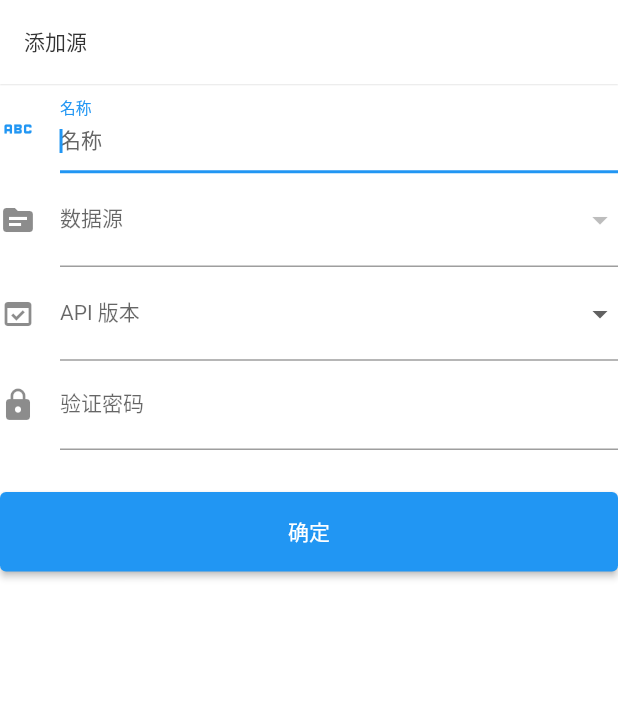
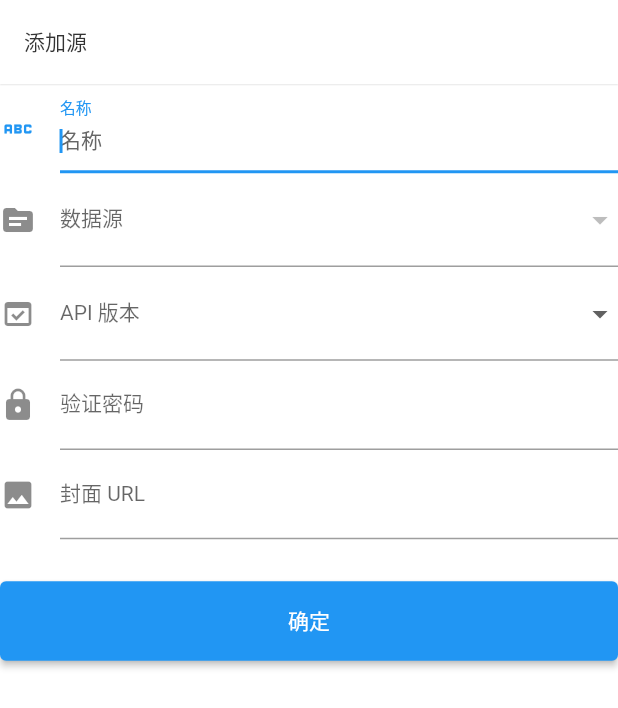
Before and after one commit to ceeevip/ceee_manager, a Flutter app: the SourceAddPage screen opened directly with empty values, on a phone screen of 412 x 824 dp. Shown: the top 708 px of the screen. Run offline on Flutter 3.47's test engine with Material 2 defaults, Android fonts, the phone set to English and light mode, and no system bars; our stand-ins replace dio, fluttericon, shared_preferences, toast; accounts and stored records are empty; network calls fail.

Commit message:
添加源完整

```diff
--- a/lib/page/manager/source_add_page.dart
+++ b/lib/page/manager/source_add_page.dart
@@ -18,6 +18,7 @@ class SourceAddPage extends StatefulWidget {
 class _SourceAddPageState extends State<SourceAddPage> {
   final TextEditingController _unameController = TextEditingController();
   final TextEditingController _pwdController = TextEditingController();
+  final TextEditingController _coverController = TextEditingController();
   final GlobalKey _formKey = GlobalKey<FormState>();
 
   late AuthModel _authModel;
@@ -25,6 +26,8 @@ class _SourceAddPageState extends State<SourceAddPage> {
   late String _apiVersion = "v1";
 
   List<AuthModel> auths = [];
+
+  String? coverUrl;
 
   @override
   void initState() {
@@ -108,7 +111,21 @@ class _SourceAddPageState extends State<SourceAddPage> {
                 return v!.trim().length <= 4 ? null : "密码不能大于4位";
               },
             ),
-            // 登录按钮
+            TextFormField(
+              controller: _coverController,
+              decoration:
+                  InputDecoration(labelText: "封面 URL", hintText: "封面 URL", icon: Icon(Icons.image)),
+              onChanged: (value) {
+                setState(() {
+                  coverUrl = value;
+                });
+              },
+              // obscureText: true,
+              //校验密码
+              // validator: (v) {
+              //   return v!.trim().length <= 4 ? null : "密码不能大于4位";
+              // },
+            ),
             Padding(
               padding: const EdgeInsets.only(top: 28.0),
               child: Row(
@@ -130,12 +147,14 @@ class _SourceAddPageState extends State<SourceAddPage> {
                               sourceType: _authModel.type,
                               apiVersion: _apiVersion,
                               password: _pwdController.text,
+                              urlAlbum: _coverController.text,
                               status: 1);
 
                           HttpDio.create_source(source).then((value) {
                             Navigator.pop(context);
                             widget.callback();
-                          }).catchError((error, stackTrace) => WidgetUtil.showToast(context, "create source Error"));
+                          }).catchError((error, stackTrace) =>
+                              WidgetUtil.showToast(context, "create source Error"));
                         } else {
                           print("失败不提交");
                         }
@@ -150,4 +169,15 @@ class _SourceAddPageState extends State<SourceAddPage> {
       ),
     );
   }
+
+
+  // StatelessWidget getCoverImage() {
+  //   try {
+  //     return coverUrl == null ? Icon(Icons.image) : ImageIcon(Image.network(coverUrl! ,errorBuilder: (_,__,___){
+  //       return Icon(Icons.image);
+  //     },).image);
+  //   } catch (e) {
+  //     return Icon(Icons.image);
+  //   }
+  // }
 }
```
Also changed, not shown: lib/page/account/account_page.dart (+32 -14 lines).
